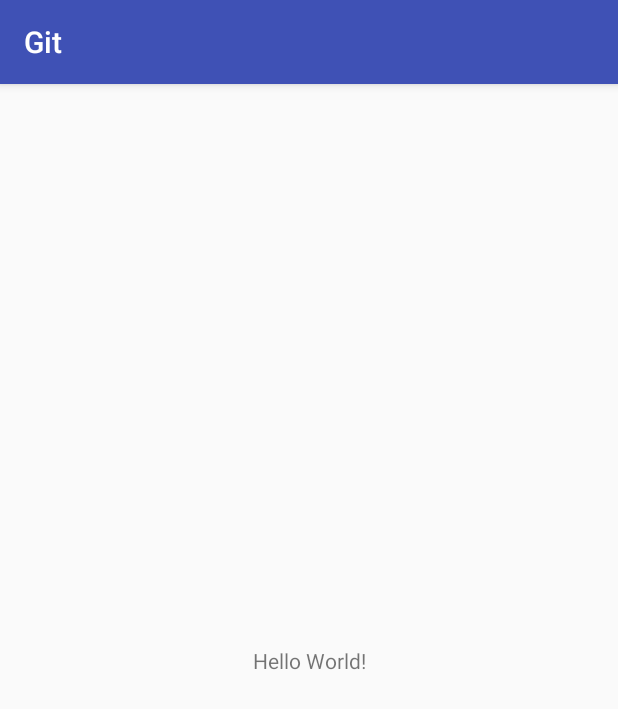
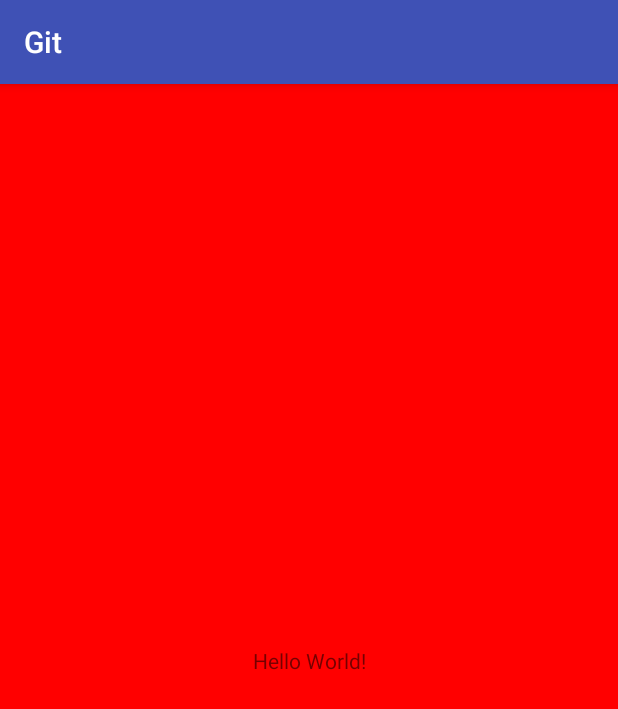
Before and after one commit to mahyar239/Git, an Android app: the screen it shows after launch (MainActivity), on a phone screen of 412 x 824 dp. Shown: the top 709 px of the screen. Run offline under Robolectric (Android 15) with nearby library versions, the phone set to English and light mode, and no system bars.

Commit message:
background color:red

```diff
--- a/app/src/main/res/layout/activity_main.xml
+++ b/app/src/main/res/layout/activity_main.xml
@@ -3,6 +3,7 @@
     xmlns:app="http://schemas.android.com/apk/res-auto"
     xmlns:tools="http://schemas.android.com/tools"
     android:layout_width="match_parent"
+    android:background="#f00"
     android:layout_height="match_parent"
     tools:context=".MainActivity">
 
```
